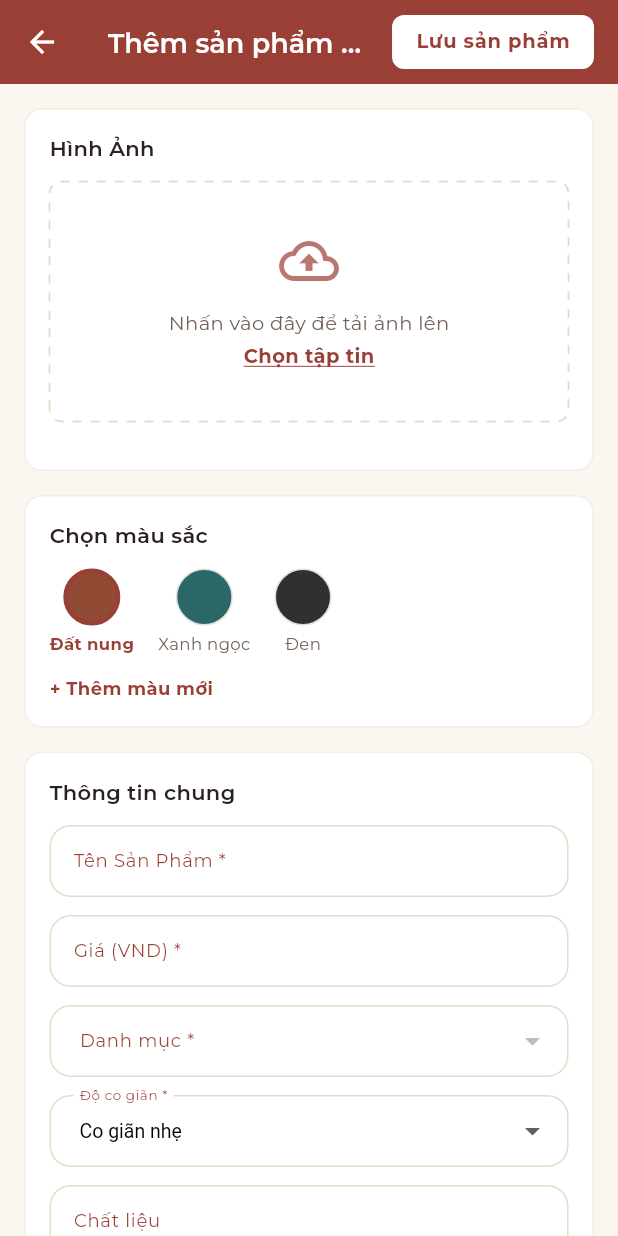
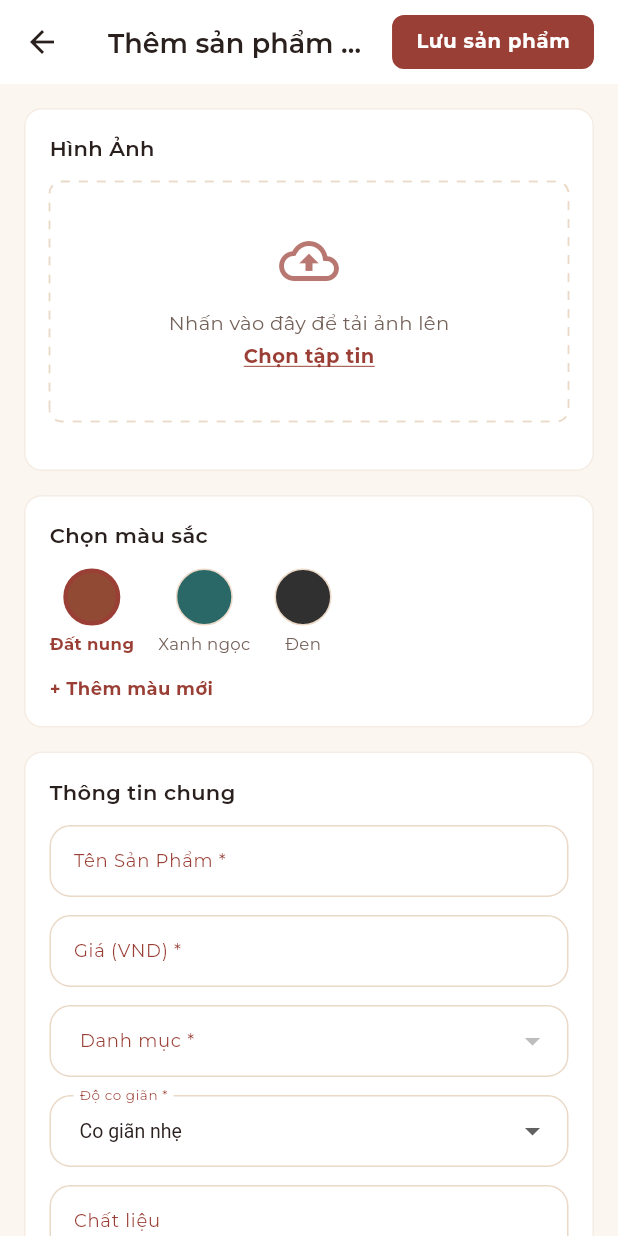
Before and after one commit to bavanchun/PRM393_Group5_BigStyle, a Flutter app: the ManagerProductListScreen screen opened directly, after a tap on "THÊM SẢN PHẨM MỚI", on a phone screen of 412 x 824 dp. Run offline on Flutter 3.47's test engine with Material 3 defaults, Android fonts, the phone set to English and light mode, and no system bars; our stand-ins replace equatable, flutter_bloc, flutter_dotenv, geolocator, google_fonts, google_maps_flutter and 5 more; accounts and stored records are empty.

Commit message:
feat(reskin): manager cluster token migration (phase 5)
Migrates all 9 manager screens plus 2 companion widget files off raw
Colors.*/hex onto AppColors, closing the plan's highest-debt cluster
(80 hardcode-guard occurrences).

M19 (AppBar pink->white) on ManagerProductDetail/Create required a
coherent header flip, not a one-line color swap: title, iconTheme, the
delete icon, and the trailing action button all needed to move from
light-on-dark to dark-on-light together, or the header would have
shipped with an invisible white-on-white button. M34 sequencing:
measured actual file overlap (165/1935 lines differ, ~91.5% shared)
before migrating Detail first and replaying the identical pattern onto
Create.

Extracted the 3 product color swatches (business data - real garment
colors a manager assigns, not UI brand colors) to a new
lib/models/product_swatch_colors.dart, fixing a real duplication
across both product screens rather than mistokenizing them into
AppColors. Threaded BuildContext through managerOrderStatusColor() so
its shipping-status case can resolve StatusColors.info from the theme
extension instead of duplicating that value as a second constant.

Debunked ManagerVoucherList's FAB-contrast finding: the audit
misapplied a rule scoped to success/warning only to primary, which has
its own separately-verified 6.70:1 figure (computed independently
twice now). Added AppColors.grayscaleFilter for a ColorFilter blend
mode that mathematically requires an achromatic value - not missed
reskin debt.

Guard: 139 -> 59, all remaining hits now in admin/auth/splash (Phases
6-7).

```diff
--- a/FE/lib/config/theme/app_colors.dart
+++ b/FE/lib/config/theme/app_colors.dart
@@ -30,4 +30,10 @@ class AppColors {
   // animation stays visible) instead of the palette's cool default greys.
   static const Color skeletonBase = Color(0xFFEDE6DD);
   static const Color skeletonHighlight = Color(0xFFF6F1E9);
+
+  // ColorFilter.mode(_, BlendMode.saturation) needs a truly achromatic
+  // (zero-saturation) value to fully desaturate an image — any warm-toned
+  // palette color would leave a tint instead of a clean grayscale. Not a
+  // missed reskin token; this is a technical constraint of the blend mode.
+  static const Color grayscaleFilter = Color(0xFF9E9E9E);
 }
--- /dev/null
+++ b/FE/lib/models/product_swatch_colors.dart
@@ -0,0 +1,21 @@
+import 'package:flutter/material.dart';
+
+/// Manager-facing product color swatch options (real garment colors a
+/// manager can assign to a product) — not part of the app's own UI brand
+/// palette in `config/theme/`, so these stay separate from `AppColors`.
+/// Shared between manager_product_detail_screen.dart and
+/// manager_create_product_screen.dart, which previously each duplicated
+/// this same map.
+class ProductSwatchColors {
+  ProductSwatchColors._();
+
+  static const Color datNung = Color(0xFF914B34);
+  static const Color xanhNgoc = Color(0xFF2A6767);
+  static const Color den = Color(0xFF313030);
+
+  static const Map<String, String> hexByName = {
+    'Đất nung': '#914B34',
+    'Xanh ngọc': '#2A6767',
+    'Đen': '#313030',
+  };
+}
--- a/FE/lib/screens/manager/manager_dashboard_widgets.dart
+++ b/FE/lib/screens/manager/manager_dashboard_widgets.dart
@@ -71,7 +71,7 @@ class _StatCard extends StatelessWidget {
         borderRadius: BorderRadius.circular(AppSpacing.cardRadius),
         boxShadow: [
           BoxShadow(
-            color: Colors.black.withValues(alpha: 0.04),
+            color: AppColors.shadow.withValues(alpha: 0.04),
             blurRadius: 8,
             offset: const Offset(0, 2),
           ),
--- a/FE/lib/screens/manager/order_status_update_sheet.dart
+++ b/FE/lib/screens/manager/order_status_update_sheet.dart
@@ -278,9 +278,9 @@ class _OrderStatusUpdateSheetContentState
                       width: double.infinity,
                       child: OutlinedButton(
                         style: OutlinedButton.styleFrom(
-                          foregroundColor: managerOrderStatusColor(status),
+                          foregroundColor: managerOrderStatusColor(context, status),
                           side: BorderSide(
-                            color: managerOrderStatusColor(status),
+                            color: managerOrderStatusColor(context, status),
                           ),
                           padding: const EdgeInsets.symmetric(
                             vertical: AppSpacing.sm,
--- a/FE/lib/screens/manager/products/manager_create_product_screen.dart
+++ b/FE/lib/screens/manager/products/manager_create_product_screen.dart
@@ -8,6 +8,7 @@ import '../../../config/theme/app_colors.dart';
 import '../../../config/theme/app_typography.dart';
 import '../../../models/category_model.dart';
 import '../../../models/product_model.dart';
+import '../../../models/product_swatch_colors.dart';
 import '../../../models/variant_model.dart';
 import '../../../services/product_service.dart';
 import 'form/manager_product_variant_form_row.dart';
@@ -39,11 +40,6 @@ class _ManagerCreateProductScreenState
   // _variantsList) is the variant color *name*, kept independent by design.
   String _selectedSwatchColor = 'Đất nung';
   String _selectedSwatchHex = '#914B34';
-  static const Map<String, String> _swatchHexByName = {
-    'Đất nung': '#914B34',
-    'Xanh ngọc': '#2A6767',
-    'Đen': '#313030',
-  };
   final List<String> _imageUrls = [];
   final List<ManagerProductVariantFormRow> _variantsList = [];
 
@@ -122,7 +118,7 @@ class _ManagerCreateProductScreenState
         actions: [
           TextButton(
             onPressed: () => Navigator.pop(context, false),
-            child: const Text('Không', style: TextStyle(color: Colors.grey)),
+            child: const Text('Không', style: TextStyle(color: AppColors.textSecondary)),
           ),
           TextButton(
             onPressed: () => Navigator.pop(context, true),
@@ -239,7 +235,7 @@ class _ManagerCreateProductScreenState
       child: Scaffold(
         backgroundColor: AppColors.background,
         appBar: AppBar(
-          backgroundColor: AppColors.primary,
+          backgroundColor: AppColors.surface,
           leading: IconButton(
             icon: const Icon(Icons.arrow_back),
             onPressed: () async {
@@ -264,9 +260,9 @@ class _ManagerCreateProductScreenState
           ),
           title: Text(
             'Thêm sản phẩm mới',
-            style: AppTypography.headlineMedium.copyWith(color: Colors.white),
+            style: AppTypography.headlineMedium.copyWith(color: AppColors.textPrimary),
           ),
-          iconTheme: const IconThemeData(color: Colors.white),
+          iconTheme: const IconThemeData(color: AppColors.textPrimary),
           actions: [
             Padding(
               padding: const EdgeInsets.only(right: 16.0),
@@ -277,8 +273,8 @@ class _ManagerCreateProductScreenState
                     0,
                     36,
                   ), // Ghi đè minimumSize của global theme
-                  backgroundColor: Colors.white,
-                  foregroundColor: AppColors.primary,
+                  backgroundColor: AppColors.primary,
+                  foregroundColor: AppColors.onPrimary,
                   shape: RoundedRectangleBorder(
                     borderRadius: BorderRadius.circular(8),
                   ),
@@ -351,7 +347,7 @@ class _ManagerCreateProductScreenState
                                   width: double.infinity,
                                   height: 160,
                                   decoration: const BoxDecoration(
-                                    color: Colors.white,
+                                    color: AppColors.surface,
                                     borderRadius: BorderRadius.all(
                                       Radius.circular(8),
                                     ),
@@ -485,7 +481,7 @@ class _ManagerCreateProductScreenState
                                                       fontSize: 9,
                                                       fontWeight:
                                                           FontWeight.bold,
-                                                      color: Colors.white,
+                                                      color: AppColors.onPrimary,
                                                     ),
                                                   ),
                                                 ),
@@ -502,7 +498,7 @@ class _ManagerCreateProductScreenState
                                                 child: Container(
                                                   decoration:
                                                       const BoxDecoration(
-                                                        color: Colors.white,
+                                                        color: AppColors.surface,
                                                         shape: BoxShape.circle,
                                                       ),
                                                   padding: const EdgeInsets.all(
@@ -511,7 +507,7 @@ class _ManagerCreateProductScreenState
                                                   child: const Icon(
                                                     Icons.close,
                                                     size: 14,
-                                                    color: Colors.red,
+                                                    color: AppColors.error,
                                                   ),
                                                 ),
                                               ),
@@ -528,7 +524,7 @@ class _ManagerCreateProductScreenState
                                           width: 100,
                                           height: 100,
                                           decoration: const BoxDecoration(
-                                            color: Colors.white,
+                                            color: AppColors.surface,
                                             borderRadius: BorderRadius.all(
                                               Radius.circular(8),
                                             ),
@@ -569,17 +565,17 @@ class _ManagerCreateProductScreenState
                                 children: [
                                   _buildColorSwatch(
                                     'Đất nung',
-                                    const Color(0xFF914B34),
+                                    ProductSwatchColors.datNung,
                                   ),
                                   const SizedBox(width: 16),
                                   _buildColorSwatch(
                                     'Xanh ngọc',
-                                    const Color(0xFF2A6767),
+                                    ProductSwatchColors.xanhNgoc,
                                   ),
                                   const SizedBox(width: 16),
                                   _buildColorSwatch(
                                     'Đen',
-                                    const Color(0xFF313030),
+                                    ProductSwatchColors.den,
                                   ),
                                 ],
                               ),
@@ -652,7 +648,7 @@ class _ManagerCreateProductScreenState
                                       ),
                                       style: const TextStyle(
                                         fontSize: 13,
-                                        color: Colors.black,
+                                        color: AppColors.textPrimary,
                                       ),
                                       items: _categories.map((cat) {
                                         return DropdownMenuItem<String>(
@@ -681,7 +677,7 @@ class _ManagerCreateProductScreenState
                                 ),
                                 style: const TextStyle(
                                   fontSize: 13,
-                                  color: Colors.black,
+                                  color: AppColors.textPrimary,
                                 ),
                                 items: const [
                                   DropdownMenuItem(
@@ -779,7 +775,7 @@ class _ManagerCreateProductScreenState
                 ),
                 if (_isSaving)
                   Container(
-                    color: Colors.black26,
+                    color: AppColors.shadow.withValues(alpha: 0.26),
                     child: const Center(
                       child: CircularProgressIndicator(
                         color: AppColors.primary,
@@ -799,7 +795,7 @@ class _ManagerCreateProductScreenState
       width: double.infinity,
       padding: const EdgeInsets.all(16),
       decoration: BoxDecoration(
-        color: Colors.white,
+        color: AppColors.surface,
         borderRadius: BorderRadius.circular(12),
         border: Border.all(color: AppColors.border.withValues(alpha: 0.5)),
       ),
@@ -823,7 +819,8 @@ class _ManagerCreateProductScreenState
       onTap: () {
         setState(() {
           _selectedSwatchColor = name;
-          _selectedSwatchHex = _swatchHexByName[name] ?? _selectedSwatchHex;
+          _selectedSwatchHex =
+              ProductSwatchColors.hexByName[name] ?? _selectedSwatchHex;
         });
       },
       child: Column(
@@ -836,7 +833,7 @@ class _ManagerCreateProductScreenState
               shape: BoxShape.circle,
               border: isSelected
                   ? Border.all(color: AppColors.primary, width: 3)
-                  : Border.all(color: Colors.grey.shade300),
+                  : Border.all(color: AppColors.border),
             ),
           ),
           const SizedBox(height: 4),
@@ -885,7 +882,7 @@ class DashedBorderPainter extends CustomPainter {
   final double gap;
 
   DashedBorderPainter({
-    this.color = Colors.grey,
+    this.color = AppColors.border,
     this.strokeWidth = 1.0,
     this.gap = 5.0,
   });
--- a/FE/lib/screens/manager/products/manager_product_list_screen.dart
+++ b/FE/lib/screens/manager/products/manager_product_list_screen.dart
@@ -139,7 +139,7 @@ class _ManagerProductListScreenState extends State<ManagerProductListScreen> {
                             style: TextStyle(
                               fontSize: 18,
                               fontWeight: FontWeight.bold,
-                              color: Colors.black,
+                              color: AppColors.textPrimary,
                             ),
                           ),
                           const SizedBox(height: 2),
@@ -147,7 +147,7 @@ class _ManagerProductListScreenState extends State<ManagerProductListScreen> {
                             'Quản lý kho hàng, giá bán và trạng thái hiển thị.',
                             style: TextStyle(
                               fontSize: 12,
-                              color: Colors.grey[600],
+                              color: AppColors.textSecondary,
                             ),
                           ),
                         ],
@@ -206,10 +206,10 @@ class _ManagerProductListScreenState extends State<ManagerProductListScreen> {
           );
         },
         backgroundColor: AppColors.primary,
-        icon: const Icon(Icons.add, color: Colors.white),
+        icon: const Icon(Icons.add, color: AppColors.onPrimary),
         label: const Text(
           'THÊM SẢN PHẨM MỚI',
-          style: TextStyle(color: Colors.white, fontWeight: FontWeight.bold),
+          style: TextStyle(color: AppColors.onPrimary, fontWeight: FontWeight.bold),
         ),
       ),
     );
@@ -220,7 +220,7 @@ class _ManagerProductListScreenState extends State<ManagerProductListScreen> {
       margin: const EdgeInsets.symmetric(horizontal: 16),
       padding: const EdgeInsets.all(12),
       decoration: BoxDecoration(
-        color: Colors.white,
+        color: AppColors.surface,
         borderRadius: BorderRadius.circular(12),
         border: Border.all(color: AppColors.border.withValues(alpha: 0.5)),
       ),
@@ -235,7 +235,7 @@ class _ManagerProductListScreenState extends State<ManagerProductListScreen> {
             },
             decoration: InputDecoration(
               hintText: 'Tìm kiếm sản phẩm...',
-              hintStyle: const TextStyle(fontSize: 13, color: Colors.grey),
+              hintStyle: const TextStyle(fontSize: 13, color: AppColors.textHint),
               prefixIcon: Icon(
                 Icons.search,
                 size: 20,
@@ -291,7 +291,7 @@ class _ManagerProductListScreenState extends State<ManagerProductListScreen> {
                       borderRadius: BorderRadius.circular(8),
                     ),
                   ),
-                  style: const TextStyle(fontSize: 12, color: Colors.black),
+                  style: const TextStyle(fontSize: 12, color: AppColors.textPrimary),
                   items: const [
                     DropdownMenuItem<String>(
                       value: 'all',
@@ -334,12 +334,12 @@ class _ManagerProductListScreenState extends State<ManagerProductListScreen> {
             const Icon(
               Icons.inventory_2_outlined,
               size: 64,
-              color: Colors.grey,
+              color: AppColors.textHint,
             ),
             const SizedBox(height: 12),
             Text(
               'Không tìm thấy sản phẩm nào.',
-              style: TextStyle(color: Colors.grey[700], fontSize: 14),
+              style: TextStyle(color: AppColors.textSecondary, fontSize: 14),
             ),
           ],
         ),
@@ -369,13 +369,13 @@ class _ManagerProductListScreenState extends State<ManagerProductListScreen> {
 
           return Card(
             margin: const EdgeInsets.only(bottom: 16),
-            color: isHidden ? const Color(0xFFF9F6F5) : Colors.white,
+            color: isHidden ? AppColors.divider : AppColors.surface,
             elevation: 1,
             shape: RoundedRectangleBorder(
               borderRadius: BorderRadius.circular(12),
               side: BorderSide(
                 color: isHidden
-                    ? Colors.grey.shade300
+                    ? AppColors.border
                     : AppColors.border.withValues(alpha: 0.3),
               ),
             ),
@@ -405,7 +405,7 @@ class _ManagerProductListScreenState extends State<ManagerProductListScreen> {
                         child: ColorFiltered(
                           colorFilter: isHidden
                               ? const ColorFilter.mode(
-                                  Colors.grey,
+                                  AppColors.grayscaleFilter,
                                   BlendMode.saturation,
                                 )
                               : const ColorFilter.mode(
@@ -419,10 +419,10 @@ class _ManagerProductListScreenState extends State<ManagerProductListScreen> {
                             fit: BoxFit.cover,
                             errorBuilder: (context, error, stackTrace) {
                               return Container(
-                                color: Colors.grey[300],
+                                color: AppColors.divider,
                                 child: const Icon(
                                   Icons.image,
-                                  color: Colors.white,
+                                  color: AppColors.onPrimary,
                                 ),
                               );
                             },
@@ -442,7 +442,9 @@ class _ManagerProductListScreenState extends State<ManagerProductListScreen> {
                             style: TextStyle(
                               fontSize: 14,
                               fontWeight: FontWeight.bold,
-                              color: isHidden ? Colors.grey[700] : Colors.black,
+                              color: isHidden
+                                  ? AppColors.textSecondary
+                                  : AppColors.textPrimary,
                               decoration: isHidden
                                   ? TextDecoration.lineThrough
                                   : null,
@@ -454,7 +456,9 @@ class _ManagerProductListScreenState extends State<ManagerProductListScreen> {
                             style: TextStyle(
                               fontSize: 13,
                               fontWeight: FontWeight.bold,
-                              color: isHidden ? Colors.grey : AppColors.primary,
+                              color: isHidden
+                                  ? AppColors.textSecondary
+                                  : AppColors.primary,
                             ),
                           ),
                           const SizedBox(height: 6),
@@ -467,8 +471,8 @@ class _ManagerProductListScreenState extends State<ManagerProductListScreen> {
                                 ),
                                 decoration: BoxDecoration(
                                   color: isHidden
-                                      ? Colors.grey[300]
-                                      : Colors.green[100],
+                                      ? AppColors.divider
+                                      : AppColors.success.withValues(alpha: 0.15),
                                   borderRadius: BorderRadius.circular(10),
                                 ),
                                 child: Row(
@@ -479,8 +483,8 @@ class _ManagerProductListScreenState extends State<ManagerProductListScreen> {
                                           : Icons.check_circle,
                                       size: 10,
                                       color: isHidden
-                                          ? Colors.grey[700]
-                                          : Colors.green[700],
+                                          ? AppColors.textSecondary
+                                          : AppColors.success,
                                     ),
                                     const SizedBox(width: 3),
                                     Text(
@@ -489,8 +493,8 @@ class _ManagerProductListScreenState extends State<ManagerProductListScreen> {
                                         fontSize: 8,
                                         fontWeight: FontWeight.bold,
                                         color: isHidden
-                                            ? Colors.grey[700]
-                                            : Colors.green[700],
+                                            ? AppColors.textSecondary
+                                            : AppColors.success,
                                       ),
                                     ),
                                   ],
@@ -502,7 +506,7 @@ class _ManagerProductListScreenState extends State<ManagerProductListScreen> {
                                 style: const TextStyle(
                                   fontSize: 11,
                                   fontWeight: FontWeight.bold,
-                                  color: Colors.black54,
+                                  color: AppColors.textSecondary,
                                 ),
                               ),
                             ],
@@ -516,7 +520,7 @@ class _ManagerProductListScreenState extends State<ManagerProductListScreen> {
                                   'Danh mục: ${product.category?.name ?? "Chưa phân loại"}',
                                   style: TextStyle(
                                     fontSize: 11,
-                                    color: Colors.grey[600],
+                                    color: AppColors.textSecondary,
                                   ),
                                   overflow: TextOverflow.ellipsis,
                                 ),
@@ -526,7 +530,7 @@ class _ManagerProductListScreenState extends State<ManagerProductListScreen> {
                                 'Ngày tạo: ${DateFormat('dd/MM/yyyy').format(product.createdAt)}',
                                 style: TextStyle(
                                   fontSize: 10,
-                                  color: Colors.grey[500],
+                                  color: AppColors.textHint,
                                   fontStyle: FontStyle.italic,
                                 ),
                               ),
@@ -536,7 +540,7 @@ class _ManagerProductListScreenState extends State<ManagerProductListScreen> {
                       ),
                     ),
                     const SizedBox(width: 8),
-                    const Icon(Icons.chevron_right, color: Colors.grey),
+                    const Icon(Icons.chevron_right, color: AppColors.textHint),
                   ],
                 ),
               ),
@@ -552,12 +556,12 @@ class _ManagerProductListScreenState extends State<ManagerProductListScreen> {
       width: double.infinity,
       padding: const EdgeInsets.symmetric(horizontal: 16, vertical: 12),
       decoration: BoxDecoration(
-        color: Colors.white,
+        color: AppColors.surface,
         border: Border(top: BorderSide(color: AppColors.border, width: 0.5)),
       ),
       child: Text(
         'Hiển thị $count trên $count sản phẩm',
-        style: const TextStyle(fontSize: 11, color: Colors.grey),
+        style: const TextStyle(fontSize: 11, color: AppColors.textHint),
       ),
     );
   }
--- a/FE/lib/screens/manager/products/widgets/manager_product_variant_table_cells.dart
+++ b/FE/lib/screens/manager/products/widgets/manager_product_variant_table_cells.dart
@@ -92,7 +92,7 @@ class VariantTableInputCell extends StatelessWidget {
           decoration: InputDecoration(
             isDense: true,
             hintText: hintText,
-            hintStyle: const TextStyle(fontSize: 10, color: Colors.grey),
+            hintStyle: const TextStyle(fontSize: 10, color: AppColors.textHint),
             contentPadding: const EdgeInsets.symmetric(
               horizontal: 4,
               vertical: 6,
@@ -146,7 +146,7 @@ class VariantSizeDropdownCell extends StatelessWidget {
                 borderSide: BorderSide(color: AppColors.border, width: 0.5),
               ),
             ),
-            style: const TextStyle(fontSize: 11, color: Colors.black),
+            style: const TextStyle(fontSize: 11, color: AppColors.textPrimary),
             items: items.map((size) {
               return DropdownMenuItem<String>(
                 value: size,
--- a/FE/lib/screens/manager/products/widgets/manager_product_variants_table.dart
+++ b/FE/lib/screens/manager/products/widgets/manager_product_variants_table.dart
@@ -168,7 +168,7 @@ class _VariantTableRow extends StatelessWidget {
               child: IconButton(
                 icon: const Icon(
                   Icons.delete_outline,
-                  color: Colors.red,
+                  color: AppColors.error,
                   size: 18,
                 ),
                 onPressed: onRemove,
```
Also changed, not shown: FE/lib/screens/manager/manager_order_card.dart (+7 -2 lines), FE/lib/screens/manager/manager_order_detail_screen.dart (+4 -18 lines), FE/lib/screens/manager/manager_shell.dart (+7 -7 lines), FE/lib/screens/manager/products/manager_product_detail_screen.dart (+26 -29 lines), 3 other files.
